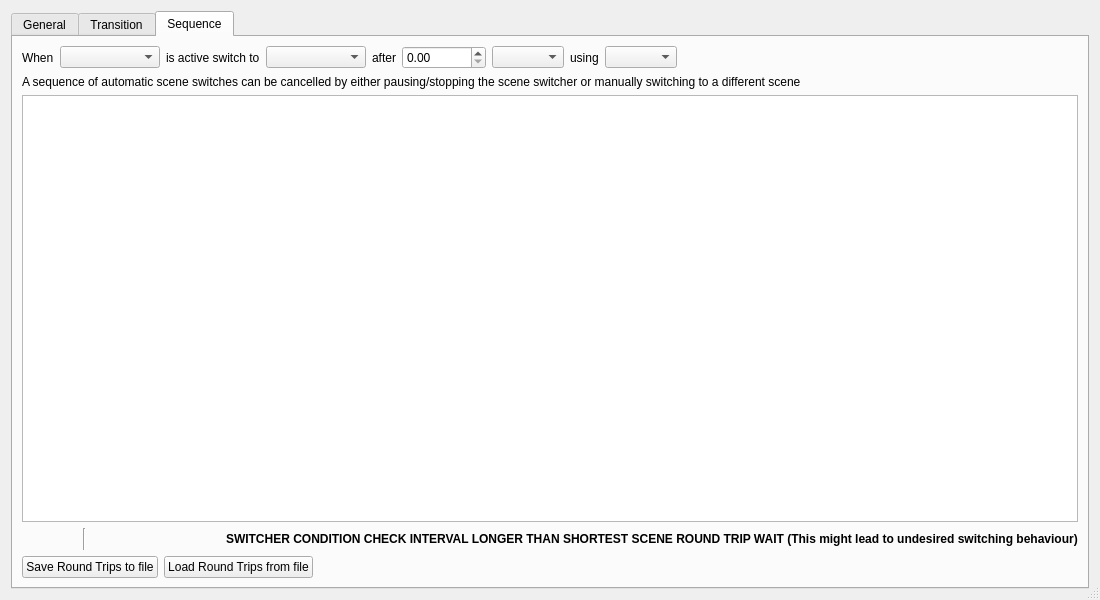
Before: the Qt Designer form forms/advanced-scene-switcher.ui in Bryshot/TFG, drawn with Qt 5.
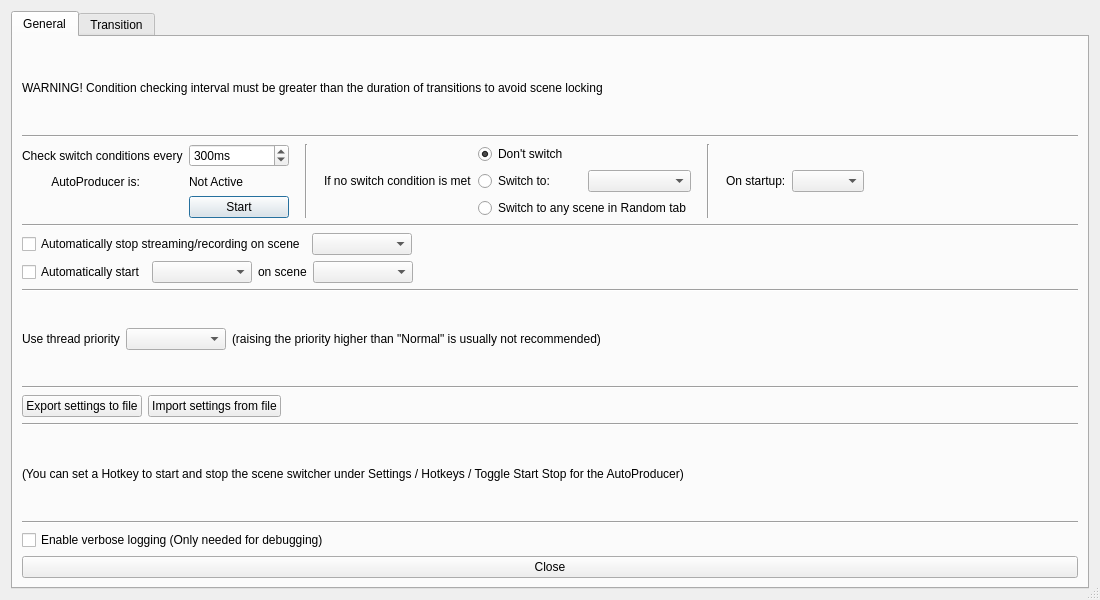
After: the same form once the commit is applied. The open tabs and pages were chosen to show the change. Icons and pictures are not drawn.

Commit message: Poda SequenceScene

The edit to the form file:
```diff
--- a/forms/advanced-scene-switcher.ui
+++ b/forms/advanced-scene-switcher.ui
@@ -1,7 +1,7 @@
 <?xml version="1.0" encoding="UTF-8"?>
 <ui version="4.0">
- <class>SceneSwitcher</class>
- <widget class="QDialog" name="SceneSwitcher">
+ <class>AutoProducer</class>
+ <widget class="QDialog" name="AutoProducer">
   <property name="geometry">
    <rect>
     <x>0</x>
@@ -23,7 +23,7 @@
    </size>
   </property>
   <property name="windowTitle">
-   <string>Advanced Scene Switcher</string>
+   <string>AutoProducer</string>
   </property>
   <property name="sizeGripEnabled">
    <bool>true</bool>
@@ -103,20 +103,6 @@
          </item>
          <item row="0" column="0">
           <layout class="QGridLayout" name="gridLayout_2">
-           <item row="2" column="1">
-            <widget class="QPushButton" name="toggleStartButton">
-             <property name="text">
-              <string>Start</string>
-             </property>
-            </widget>
-           </item>
-           <item row="0" column="0">
-            <widget class="QLabel" name="label_4">
-             <property name="text">
-              <string>Check switch conditions every</string>
-             </property>
-            </widget>
-           </item>
            <item row="1" column="1">
             <widget class="QLabel" name="pluginRunningText">
              <property name="text">
@@ -124,13 +110,6 @@
              </property>
             </widget>
            </item>
-           <item row="1" column="0">
-            <widget class="QLabel" name="label_5">
-             <property name="text">
-              <string>Advanced Scene Switcher is:</string>
-             </property>
-            </widget>
-           </item>
            <item row="0" column="1">
             <widget class="QSpinBox" name="checkInterval">
              <property name="minimumSize">
@@ -153,6 +132,27 @@
              </property>
             </widget>
            </item>
+           <item row="0" column="0">
+            <widget class="QLabel" name="label_4">
+             <property name="text">
+              <string>Check switch conditions every</string>
+             </property>
+            </widget>
+           </item>
+           <item row="2" column="1">
+            <widget class="QPushButton" name="toggleStartButton">
+             <property name="text">
+              <string>Start</string>
+             </property>
+            </widget>
+           </item>
+           <item row="1" column="0">
+            <widget class="QLabel" name="label_5">
+             <property name="text">
+              <string>         AutoProducer is:</string>
+             </property>
+            </widget>
+           </item>
           </layout>
          </item>
          <item row="0" column="4">
@@ -314,90 +314,6 @@
          </property>
         </widget>
        </item>
-       <item>
-        <layout class="QHBoxLayout" name="horizontalLayout_31">
-         <item>
-          <widget class="QLabel" name="description">
-           <property name="text">
-            <string>Order the different switching methods in order of their priority (with the highest priority being at the top):</string>
-           </property>
-          </widget>
-         </item>
-         <item>
-          <spacer name="horizontalSpacer_30">
-           <property name="orientation">
-            <enum>Qt::Horizontal</enum>
-           </property>
-           <property name="sizeHint" stdset="0">
-            <size>
-             <width>40</width>
-             <height>20</height>
-            </size>
-           </property>
-          </spacer>
-         </item>
-        </layout>
-       </item>
-       <item>
-        <widget class="QListWidget" name="priorityList"/>
-       </item>
-       <item>
-        <layout class="QHBoxLayout" name="horizontalLayout_32">
-         <item>
-          <widget class="QPushButton" name="priorityUp">
-           <property name="maximumSize">
-            <size>
-             <width>22</width>
-             <height>22</height>
-            </size>
-           </property>
-           <property name="icon">
-            <iconset>
-             <normaloff>../../../forms/images/up.png</normaloff>../../../forms/images/up.png</iconset>
-           </property>
-           <property name="flat">
-            <bool>true</bool>
-           </property>
-           <property name="themeID" stdset="0">
-            <string notr="true">upArrowIconSmall</string>
-           </property>
-          </widget>
-         </item>
-         <item>
-          <widget class="QPushButton" name="priorityDown">
-           <property name="maximumSize">
-            <size>
-             <width>22</width>
-             <height>22</height>
-            </size>
-           </property>
-           <property name="icon">
-            <iconset>
-             <normaloff>../../../forms/images/down.png</normaloff>../../../forms/images/down.png</iconset>
-           </property>
-           <property name="flat">
-            <bool>true</bool>
-           </property>
-           <property name="themeID" stdset="0">
-            <string notr="true">downArrowIconSmall</string>
-           </property>
-          </widget>
-         </item>
-         <item>
-          <spacer name="horizontalSpacer_31">
-           <property name="orientation">
-            <enum>Qt::Horizontal</enum>
-           </property>
-           <property name="sizeHint" stdset="0">
-            <size>
-             <width>40</width>
-             <height>20</height>
-            </size>
-           </property>
-          </spacer>
-         </item>
-        </layout>
-       </item>
        <item>
         <layout class="QHBoxLayout" name="horizontalLayout_33">
          <item>
@@ -603,7 +519,7 @@
        <item>
         <widget class="QLabel" name="label_13">
          <property name="text">
-          <string>(You can set a Hotkey to start and stop the scene switcher under Settings / Hotkeys / Toggle Start Stop for the Advanced Scene Switcher)</string>
+          <string>(You can set a Hotkey to start and stop the scene switcher under Settings / Hotkeys / Toggle Start Stop for the AutoProducer)</string>
          </property>
         </widget>
        </item>
@@ -943,304 +859,6 @@
        </item>
       </layout>
      </widget>
-     <widget class="QWidget" name="sceneSequenceTab">
-      <attribute name="title">
-       <string notr="true">Sequence</string>
-      </attribute>
-      <layout class="QVBoxLayout" name="verticalLayout_3">
-       <item>
-        <layout class="QHBoxLayout" name="horizontalLayout_11">
-         <item>
-          <widget class="QLabel" name="label_10">
-           <property name="text">
-            <string>When</string>
-           </property>
-          </widget>
-         </item>
-         <item>
-          <widget class="QComboBox" name="sceneSequenceScenes1">
-           <property name="sizePolicy">
-            <sizepolicy hsizetype="Maximum" vsizetype="Fixed">
-             <horstretch>0</horstretch>
-             <verstretch>0</verstretch>
-            </sizepolicy>
-           </property>
-           <property name="minimumSize">
-            <size>
-             <width>100</width>
-             <height>0</height>
-            </size>
-           </property>
-          </widget>
-         </item>
-         <item>
-          <widget class="QLabel" name="label_11">
-           <property name="text">
-            <string>is active switch to</string>
-           </property>
-          </widget>
-         </item>
-         <item>
-          <widget class="QComboBox" name="sceneSequenceScenes2">
-           <property name="sizePolicy">
-            <sizepolicy hsizetype="Maximum" vsizetype="Fixed">
-             <horstretch>0</horstretch>
-             <verstretch>0</verstretch>
-            </sizepolicy>
-           </property>
-           <property name="minimumSize">
-            <size>
-             <width>100</width>
-             <height>0</height>
-            </size>
-           </property>
-          </widget>
-         </item>
-         <item>
-          <widget class="QLabel" name="label_12">
-           <property name="text">
-            <string>after</string>
-           </property>
-          </widget>
-         </item>
-         <item>
-          <widget class="QDoubleSpinBox" name="sceneSequenceSpinBox">
-           <property name="suffix">
-            <string/>
-           </property>
-           <property name="maximum">
-            <double>999999999.000000000000000</double>
-           </property>
-          </widget>
-         </item>
-         <item>
-          <widget class="QComboBox" name="sceneSequenceDelayUnits"/>
-         </item>
-         <item>
-          <widget class="QLabel" name="label_17">
-           <property name="text">
-            <string>using</string>
-           </property>
-          </widget>
-         </item>
-         <item>
-          <widget class="QComboBox" name="sceneSequenceTransitions"/>
-         </item>
-         <item>
-          <spacer name="horizontalSpacer_9">
-           <property name="orientation">
-            <enum>Qt::Horizontal</enum>
-           </property>
-           <property name="sizeHint" stdset="0">
-            <size>
-             <width>40</width>
-             <height>20</height>
-            </size>
-           </property>
-          </spacer>
-         </item>
-        </layout>
-       </item>
-       <item>
-        <widget class="QLabel" name="label_35">
-         <property name="text">
-          <string>A sequence of automatic scene switches can be cancelled by either pausing/stopping the scene switcher or manually switching to a different scene</string>
-         </property>
-        </widget>
-       </item>
-       <item>
-        <widget class="QListWidget" name="sceneSequences">
-         <property name="sizePolicy">
-          <sizepolicy hsizetype="Expanding" vsizetype="Expanding">
-           <horstretch>0</horstretch>
-           <verstretch>0</verstretch>
-          </sizepolicy>
-         </property>
-         <property name="sortingEnabled">
-          <bool>false</bool>
-         </property>
-        </widget>
-       </item>
-       <item>
-        <layout class="QHBoxLayout" name="horizontalLayout_10">
-         <item>
-          <widget class="QPushButton" name="sceneSequenceAdd">
-           <property name="maximumSize">
-            <size>
-             <width>22</width>
-             <height>22</height>
-            </size>
-           </property>
-           <property name="flat">
-            <bool>true</bool>
-           </property>
-           <property name="themeID" stdset="0">
-            <string notr="true">addIconSmall</string>
-           </property>
-          </widget>
-         </item>
-         <item>
-          <widget class="QPushButton" name="sceneSequenceRemove">
-           <property name="maximumSize">
-            <size>
-             <width>22</width>
-             <height>22</height>
-            </size>
-           </property>
-           <property name="flat">
-            <bool>true</bool>
-           </property>
-           <property name="themeID" stdset="0">
-            <string notr="true">removeIconSmall</string>
-           </property>
-          </widget>
-         </item>
-         <item>
-          <spacer name="horizontalSpacer_112">
-           <property name="orientation">
-            <enum>Qt::Horizontal</enum>
-           </property>
-           <property name="sizeType">
-            <enum>QSizePolicy::Fixed</enum>
-           </property>
-           <property name="sizeHint" stdset="0">
-            <size>
-             <width>5</width>
-             <height>20</height>
-            </size>
-           </property>
-          </spacer>
-         </item>
-         <item>
-          <widget class="Line" name="line_37">
-           <property name="orientation">
-            <enum>Qt::Vertical</enum>
-           </property>
-          </widget>
-         </item>
-         <item>
-          <spacer name="horizontalSpacer_113">
-           <property name="orientation">
-            <enum>Qt::Horizontal</enum>
-           </property>
-           <property name="sizeType">
-            <enum>QSizePolicy::Fixed</enum>
-           </property>
-           <property name="sizeHint" stdset="0">
-            <size>
-             <width>5</width>
-             <height>20</height>
-            </size>
-           </property>
-          </spacer>
-         </item>
-         <item>
-          <widget class="QPushButton" name="sceneSequenceUp">
-           <property name="maximumSize">
-            <size>
-             <width>22</width>
-             <height>22</height>
-            </size>
-           </property>
-           <property name="text">
-            <string/>
-           </property>
-           <property name="icon">
-            <iconset>
-             <normaloff>../../../forms/images/up.svg</normaloff>../../../forms/images/up.svg</iconset>
-           </property>
-           <property name="flat">
-            <bool>true</bool>
-           </property>
-           <property name="themeID" stdset="0">
-            <string>upArrowIconSmall</string>
-           </property>
-          </widget>
-         </item>
-         <item>
-          <widget class="QPushButton" name="sceneSequenceDown">
-           <property name="maximumSize">
-            <size>
-             <width>22</width>
-             <height>22</height>
-            </size>
-           </property>
-           <property name="text">
-            <string/>
-           </property>
-           <property name="icon">
-            <iconset>
-             <normaloff>../../../forms/images/down.svg</normaloff>../../../forms/images/down.svg</iconset>
-           </property>
-           <property name="flat">
-            <bool>true</bool>
-           </property>
-           <property name="themeID" stdset="0">
-            <string>downArrowIconSmall</string>
-           </property>
-          </widget>
-         </item>
-         <item>
-          <spacer name="horizontalSpacer_8">
-           <property name="orientation">
-            <enum>Qt::Horizontal</enum>
-           </property>
-           <property name="sizeHint" stdset="0">
-            <size>
-             <width>40</width>
-             <height>20</height>
-            </size>
-           </property>
-          </spacer>
-         </item>
-         <item>
-          <widget class="QLabel" name="intervalWarning">
-           <property name="font">
-            <font>
-             <weight>75</weight>
-             <bold>true</bold>
-            </font>
-           </property>
-           <property name="text">
-            <string>SWITCHER CONDITION CHECK INTERVAL LONGER THAN SHORTEST SCENE ROUND TRIP WAIT (This might lead to undesired switching behaviour)</string>
-           </property>
-          </widget>
-         </item>
-        </layout>
-       </item>
-       <item>
-        <layout class="QHBoxLayout" name="horizontalLayout_28">
-         <item>
-          <widget class="QPushButton" name="sceneSequenceSave">
-           <property name="text">
-            <string>Save Round Trips to file</string>
-           </property>
-          </widget>
-         </item>
-         <item>
-          <widget class="QPushButton" name="sceneSequenceLoad">
-           <property name="text">
-            <string>Load Round Trips from file</string>
-           </property>
-          </widget>
-         </item>
-         <item>
-          <spacer name="horizontalSpacer_26">
-           <property name="orientation">
-            <enum>Qt::Horizontal</enum>
-           </property>
-           <property name="sizeHint" stdset="0">
-            <size>
-             <width>40</width>
-             <height>20</height>
-            </size>
-           </property>
-          </spacer>
-         </item>
-        </layout>
-       </item>
-      </layout>
-     </widget>
     </widget>
    </item>
   </layout>
```
The commit also changes 10 other files.
